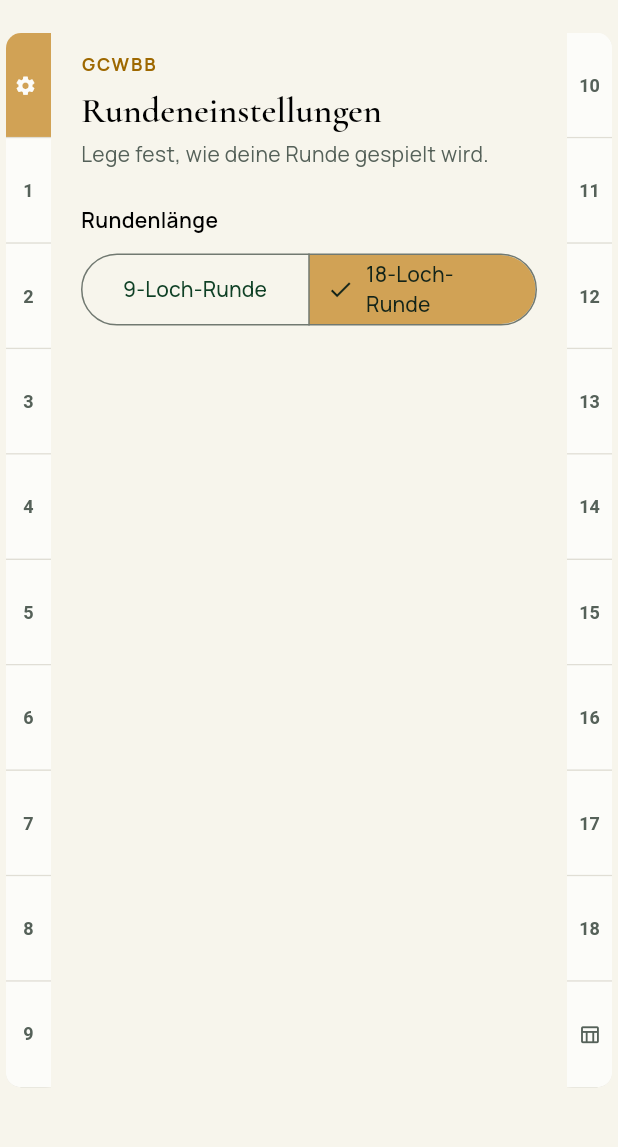
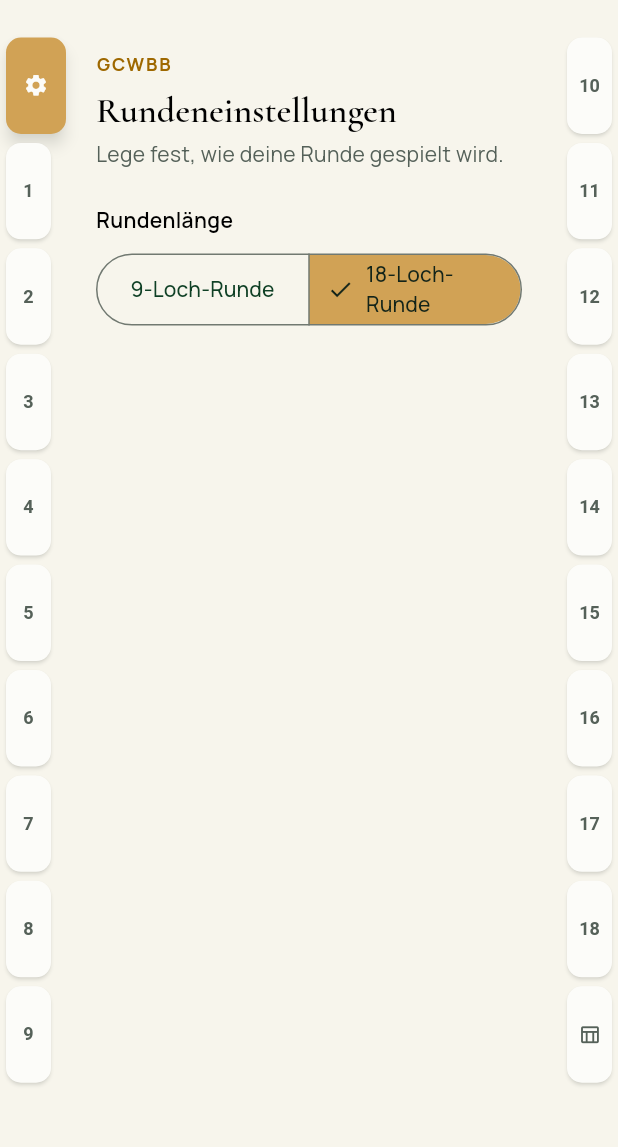
Before and after one commit to carstenroesner/gc-winterberg-birdie-book, a Flutter app: the MainPagerScreen screen opened directly, on a phone screen of 412 x 824 dp, the part 69-1216 px from its top. Run offline on Flutter 3.47's test engine with Material 3 defaults, Android fonts, the phone set to English and light mode, and no system bars; our stand-ins replace path_drawing, shared_preferences; accounts and stored records are empty.

Commit message:
Reiterleiste: einzelne abgerundete Reiter statt flächiger Leiste
Nutzer hat per Screenshot die eigentlich gewünschte Darstellung nachgereicht:
einzelne, ringsum abgerundete Reiter-Kacheln mit schmalen Zwischenräumen statt
einer durchgehend verbundenen Leiste. Der aktive Reiter ist zusätzlich breiter
und poppt sichtbar in Richtung Seiteninhalt heraus. BookTabRail entsprechend
umgebaut: statt einer gemeinsamen Material-Hülle mit Trennlinien nutzt jede
Zelle jetzt ihr eigenes Material mit eigenem Schatten/Radius; die
Vollhöhen-Verteilung (Expanded je Reiter) sowie der 5-%-Sicherheitsabstand
unten (main_pager_screen.dart) bleiben unverändert erhalten.

Co-Authored-By: Claude Sonnet 5 <noreply@anthropic.com>
Claude-Session: https://claude.ai/code/session_01Un7GgHuCtpYcXc16tUZcef

```diff
--- a/lib/widgets/book_tab_rail.dart
+++ b/lib/widgets/book_tab_rail.dart
@@ -1,10 +1,11 @@
 // "Buchregister"-Reiterleiste (links: Zahnrad + Löcher 1-9 [+ Scorecard bei
 // 9-Loch-Runde]; rechts: Löcher 10-18 + Scorecard bei 18-Loch-Runde).
 // Nachbau von renderHoleColumns()/holeListItem()/settingsListItem()/
-// scorecardListItem() aus js/app.js: die Reiter bilden EINE durchgehende,
-// flächige Leiste (nur die äußeren Enden abgerundet, dünne Trennlinien
-// zwischen den Zellen), die sich gleichmäßig über die volle Höhe verteilt;
-// der aktive Reiter hebt sich per Gold-Farbe ab und "poppt" leicht heraus.
+// scorecardListItem() aus js/app.js: einzelne, ringsum abgerundete
+// "Karteikarten"-Reiter mit schmalen Zwischenräumen, die sich gleichmäßig
+// über die volle Höhe verteilen; der aktive Reiter hebt sich per Gold-Farbe
+// ab, ist breiter als die übrigen und "poppt" so sichtbar in Richtung
+// Seiteninhalt heraus (Referenz-Screenshot des Nutzers vom 17.09.2026).
 
 import 'package:flutter/material.dart';
 
@@ -37,6 +38,9 @@ class BookTabRail extends StatelessWidget {
   final int activePage;
   final ValueChanged<int> onSelectPage;
 
+  static const double _baseWidth = 30;
+  static const double _activeExtraWidth = 10;
+
   const BookTabRail({
     super.key,
     required this.side,
@@ -47,59 +51,53 @@ class BookTabRail extends StatelessWidget {
 
   @override
   Widget build(BuildContext context) {
-    final outerRadius = const Radius.circular(10);
-    final borderRadius = side == BookTabSide.left
-        ? BorderRadius.only(topLeft: outerRadius, bottomLeft: outerRadius)
-        : BorderRadius.only(topRight: outerRadius, bottomRight: outerRadius);
-
     return SizedBox(
-      width: 30,
-      child: ClipRRect(
-        borderRadius: borderRadius,
-        child: Material(
-          color: GolfPalette.surface,
-          elevation: 2,
+      width: _baseWidth + _activeExtraWidth,
       child: Column(
         mainAxisSize: MainAxisSize.max,
-            crossAxisAlignment: CrossAxisAlignment.stretch,
+        crossAxisAlignment:
+            side == BookTabSide.left ? CrossAxisAlignment.start : CrossAxisAlignment.end,
         children: [
-              for (var i = 0; i < items.length; i++)
+          for (final item in items)
             Expanded(
-                  child: _buildTab(context, items[i], isLast: i == items.length - 1),
+              child: _buildTab(context, item),
             ),
         ],
-          ),
-        ),
       ),
     );
   }
 
-  Widget _buildTab(BuildContext context, BookTabItem item, {required bool isLast}) {
+  Widget _buildTab(BuildContext context, BookTabItem item) {
     final isActive = item.pageIndex == activePage;
+    final radius = BorderRadius.circular(10);
 
     final label = switch (item.kind) {
-      BookTabKind.settings => const Icon(Icons.settings, size: 15),
-      BookTabKind.scorecard => const Icon(Icons.table_chart_outlined, size: 15),
+      BookTabKind.settings => Icon(Icons.settings, size: isActive ? 17 : 15),
+      BookTabKind.scorecard =>
+        Icon(Icons.table_chart_outlined, size: isActive ? 17 : 15),
       BookTabKind.hole => Text(
           '${item.holeNumber}',
-          style: const TextStyle(fontSize: 12, fontWeight: FontWeight.w700),
+          style: TextStyle(
+            fontSize: isActive ? 15 : 12,
+            fontWeight: FontWeight.w700,
+          ),
         ),
     };
 
-    return DecoratedBox(
-      decoration: BoxDecoration(
+    return Padding(
+      padding: const EdgeInsets.symmetric(vertical: 3),
+      child: Container(
+        width: isActive ? _baseWidth + _activeExtraWidth : _baseWidth,
+        alignment: side == BookTabSide.left ? Alignment.centerLeft : Alignment.centerRight,
+        child: Material(
           color: isActive ? GolfPalette.gold : GolfPalette.surface,
-        border: isLast
-            ? null
-            : Border(bottom: BorderSide(color: GolfPalette.line, width: 1)),
-      ),
+          elevation: isActive ? 4 : 1,
+          shadowColor: GolfPalette.ink.withOpacity(0.35),
+          borderRadius: radius,
           child: InkWell(
+            borderRadius: radius,
             onTap: () => onSelectPage(item.pageIndex),
             child: Center(
-          child: Transform.translate(
-            offset: isActive
-                ? Offset(side == BookTabSide.left ? -2 : 2, 0)
-                : Offset.zero,
               child: DefaultTextStyle(
                 style: TextStyle(
                   color: isActive ? GolfPalette.surface : GolfPalette.inkSoft,
@@ -114,6 +112,7 @@ class BookTabRail extends StatelessWidget {
             ),
           ),
         ),
+      ),
     );
   }
 }
```
Lines whose indentation alone changed are shown as unchanged.
